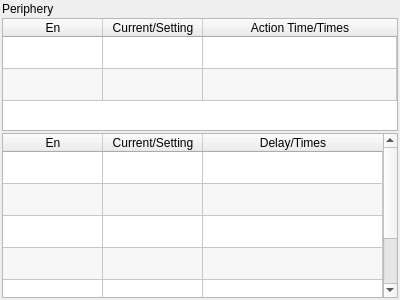
This is hcinstruction/icperipherypage.ui in GaussCheng/2-5AxisPunch as Qt 5 draws it before an edit. The edited form follows.
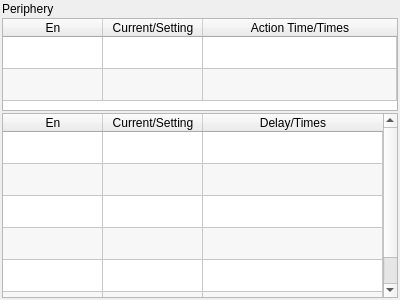
This is the edited form. Icons and pictures are not drawn.

What changed in the file:
```diff
--- a/hcinstruction/icperipherypage.ui
+++ b/hcinstruction/icperipherypage.ui
@@ -32,7 +32,7 @@
      <property name="maximumSize">
       <size>
        <width>16777215</width>
-       <height>140</height>
+       <height>100</height>
       </size>
      </property>
      <property name="styleSheet">
```
